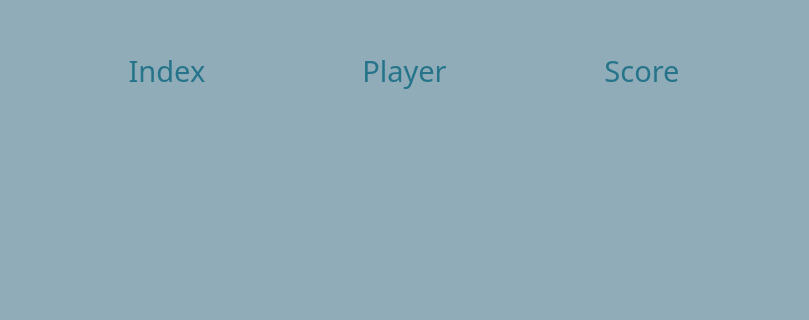
The window that crossword/crossword/crosswordGUI/scoreboardwindow.ui (DariaKomarynska/Crossword-Puzzle) describes before a commit, drawn with Qt 5; both pictures show x 0 to 809 and y 0 to 320 of the 809 by 512 pixel window.
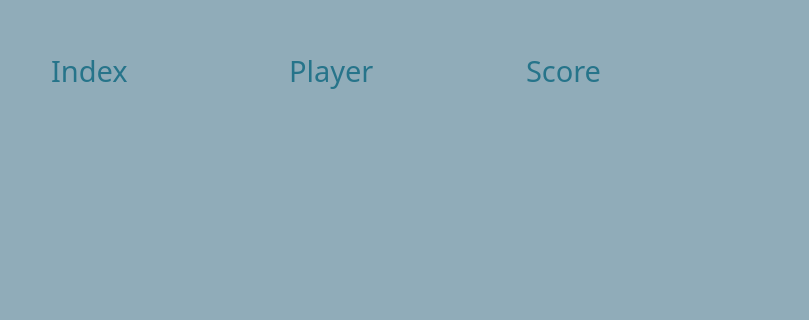
The same window after the commit.

Diff of the .ui file:
```diff
--- a/crossword/crossword/crosswordGUI/scoreboardwindow.ui
+++ b/crossword/crossword/crosswordGUI/scoreboardwindow.ui
@@ -147,7 +147,7 @@
           <string>Index</string>
          </property>
          <property name="alignment">
-          <set>Qt::AlignCenter</set>
+          <set>Qt::AlignLeading|Qt::AlignLeft|Qt::AlignVCenter</set>
          </property>
         </widget>
        </item>
@@ -200,7 +200,7 @@
           <string>Player</string>
          </property>
          <property name="alignment">
-          <set>Qt::AlignCenter</set>
+          <set>Qt::AlignLeading|Qt::AlignLeft|Qt::AlignVCenter</set>
          </property>
         </widget>
        </item>
@@ -256,7 +256,7 @@
           <string>Score</string>
          </property>
          <property name="alignment">
-          <set>Qt::AlignCenter</set>
+          <set>Qt::AlignLeading|Qt::AlignLeft|Qt::AlignVCenter</set>
          </property>
         </widget>
        </item>
```
